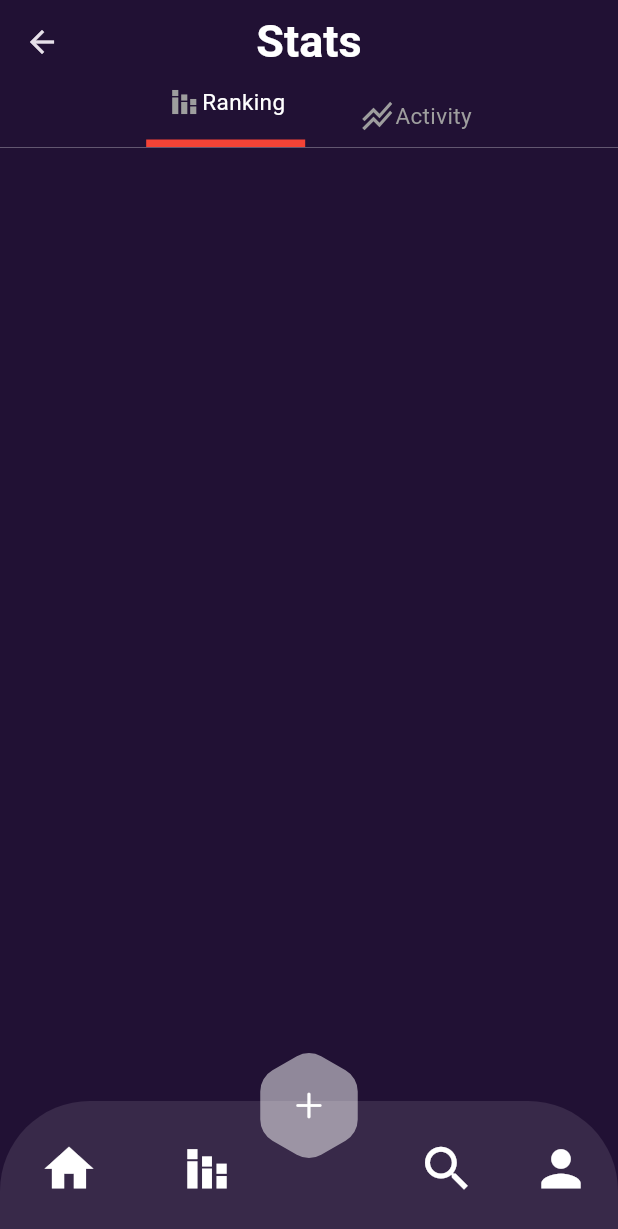
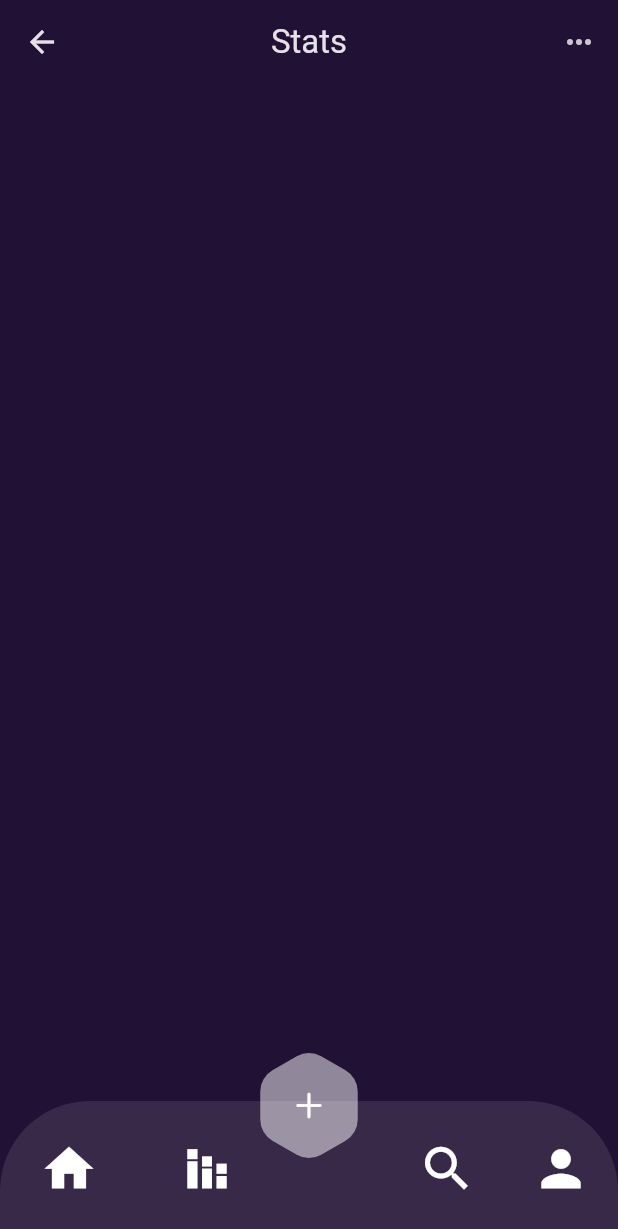
Before and after one commit to Ahmed-elsaid-AEA/mini_flutter_nft_marketplace, a Flutter app: the HomeScreen screen opened by its route, after a tap on the "stacked bar chart" icon, on a phone screen of 412 x 824 dp. Shown: the top 1229 px of the screen. Run offline on Flutter 3.47's test engine with Material 3 defaults, Android fonts, the phone set to English and light mode, and no system bars.

Commit message:
design state page part 4  edit into app par of stats page

```diff
--- a/lib/features/home/screens/home_screen.dart
+++ b/lib/features/home/screens/home_screen.dart
@@ -34,16 +34,24 @@ class _HomeScreenState extends State<HomeScreen> {
           },
           widthScreen: widthScreen),
       body: w[index],
-      appBar: AppBar(
+      appBar:index==0? AppBar(
         centerTitle: true,
         title: Text(
-            style: const TextStyle(
-                color: ColorManager.kColorWhite,
-                fontWeight: FontWeight.bold,
-                fontSize: SizeValues.s30),
-            index == 0 ? StringsManager.titleHomePage : StringsManager.stats),
+              StringsManager.titleHomePage),
         backgroundColor: Colors.transparent,
-      ),
+      )
+          :index==1?AppBar(
+        actions: const [
+          Padding(
+            padding: EdgeInsets.only(right:PaddingValues.p14),
+            child: Icon(Icons.more_horiz),
+          )
+        ],
+        centerTitle: true,
+        title: const Text(
+            StringsManager.stats),
+        backgroundColor: Colors.transparent,
+      ):AppBar(title:const Text("null") ,),
       backgroundColor: ColorManager.kColorPrimary,
     );
   }
--- a/lib/features/state/screens/state_page.dart
+++ b/lib/features/state/screens/state_page.dart
@@ -7,51 +7,6 @@ class StatePage extends StatelessWidget {
 
   @override
   Widget build(BuildContext context) {
-    return Column(
-      children: [
-        Row(
-          mainAxisAlignment: MainAxisAlignment.center,
-          children: [
-            Column(
-              children: [
-                Row(
-                  children: [
-                    Icon(
-                      Icons.stacked_bar_chart,
-                      color: Colors.grey,
-                    ),
-                    Text(
-                      "Ranking",
-                      style: TextStyle(
-                          fontSize: FontSize.f15, color: ColorManager.kColorWhite),
-                    )
-                  ],
-                ),
-                SizedBox(height: 13,),
-                Container(color: Colors.red,width: 106,height: 5,)
-              ],
-            ),
-            SizedBox(
-              width: 36,
-            ),
-            Row(
-              children: [
-                Icon(
-                  Icons.stacked_line_chart,
-                  color: Colors.grey,
-                ),
-                Text(
-                  "Activity",
-                  style: TextStyle(
-                      fontSize: FontSize.f15, color: Colors.grey),
-                )
-              ],
-            ),
-             ],
-        ),
-        Divider(color: ColorManager.kColorWhite,thickness: .2 ,height: 1,)
-
-      ],
-    );
+    return Container();
   }
 }
```
